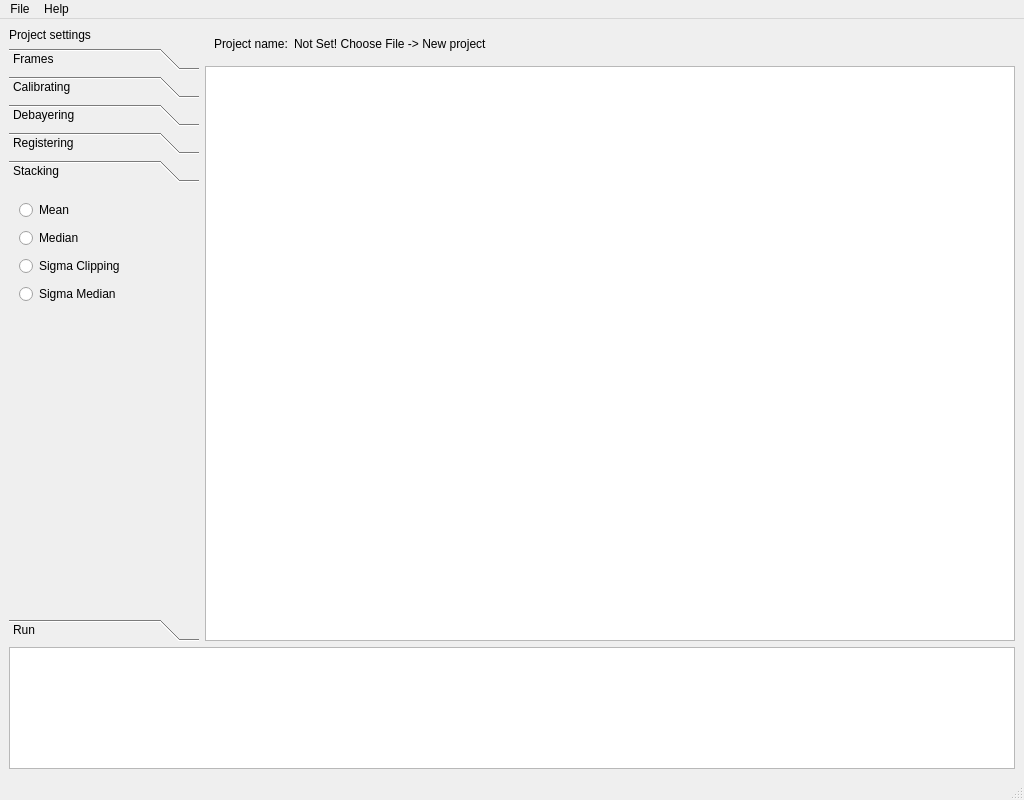
Qt form astrostack/AstroStack.ui (mickolaine/mosstack) before a commit.
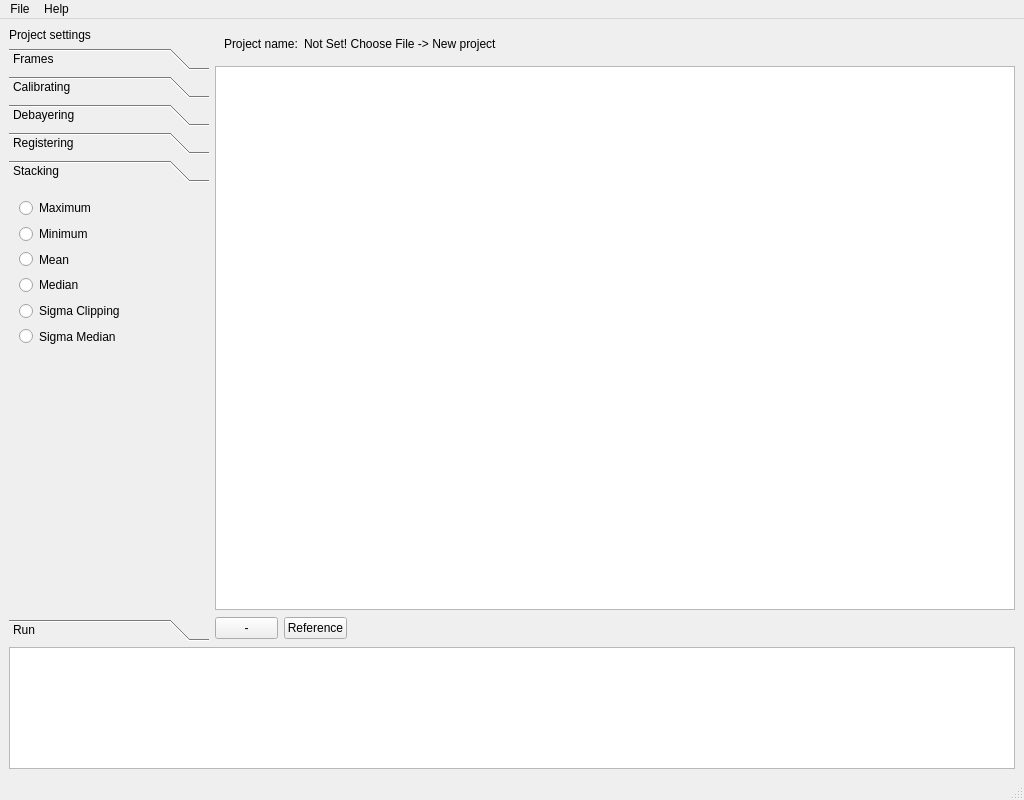
The same form after that commit. The open tabs and pages were chosen to show the change. Icons and pictures are not drawn.

Commit message: Added max and min stacks. some work done on reference image

Patch:
```diff
--- a/astrostack/AstroStack.ui
+++ b/astrostack/AstroStack.ui
@@ -24,13 +24,92 @@
      <verstretch>0</verstretch>
     </sizepolicy>
    </property>
-   <layout class="QGridLayout" name="gridLayout_3" rowstretch="10,2" columnstretch="1,8" rowminimumheight="0,0" columnminimumwidth="190,0">
+   <layout class="QGridLayout" name="gridLayout_3" rowstretch="10,2" columnstretch="0,4" columnminimumwidth="200,0">
     <property name="sizeConstraint">
      <enum>QLayout::SetMaximumSize</enum>
     </property>
     <property name="spacing">
      <number>-1</number>
     </property>
+    <item row="1" column="0" colspan="2">
+     <widget class="QTableView" name="tableView_2"/>
+    </item>
+    <item row="0" column="1">
+     <layout class="QGridLayout" name="gridLayout" rowminimumheight="0,0,25,0">
+      <property name="sizeConstraint">
+       <enum>QLayout::SetMaximumSize</enum>
+      </property>
+      <property name="horizontalSpacing">
+       <number>0</number>
+      </property>
+      <item row="0" column="0">
+       <widget class="QWidget" name="widget" native="true">
+        <layout class="QFormLayout" name="formLayout">
+         <item row="0" column="0">
+          <widget class="QLabel" name="label_7">
+           <property name="text">
+            <string>Project name:</string>
+           </property>
+          </widget>
+         </item>
+         <item row="0" column="1">
+          <widget class="QLabel" name="projectName">
+           <property name="text">
+            <string>Not Set! Choose File -&gt; New project</string>
+           </property>
+          </widget>
+         </item>
+        </layout>
+       </widget>
+      </item>
+      <item row="1" column="0">
+       <widget class="QTableView" name="tableView">
+        <property name="sizePolicy">
+         <sizepolicy hsizetype="Expanding" vsizetype="Expanding">
+          <horstretch>0</horstretch>
+          <verstretch>0</verstretch>
+         </sizepolicy>
+        </property>
+       </widget>
+      </item>
+      <item row="2" column="0">
+       <widget class="QWidget" name="widget_2" native="true">
+        <widget class="QWidget" name="">
+         <property name="geometry">
+          <rect>
+           <x>0</x>
+           <y>0</y>
+           <width>132</width>
+           <height>25</height>
+          </rect>
+         </property>
+         <layout class="QHBoxLayout" name="horizontalLayout">
+          <item>
+           <widget class="QPushButton" name="pushButtonRemoveFrame">
+            <property name="toolTip">
+             <string>Remove the selected frame</string>
+            </property>
+            <property name="text">
+             <string>-</string>
+            </property>
+           </widget>
+          </item>
+          <item>
+           <widget class="QPushButton" name="pushButtonMakeRef">
+            <property name="toolTip">
+             <string>Selected frame will be made the reference frame</string>
+            </property>
+            <property name="text">
+             <string>Reference</string>
+            </property>
+           </widget>
+          </item>
+         </layout>
+        </widget>
+       </widget>
+      </item>
+     </layout>
+    </item>
     <item row="0" column="0">
      <layout class="QGridLayout" name="gridLayout_2">
       <property name="sizeConstraint">
@@ -341,8 +420,8 @@
           <rect>
            <x>0</x>
            <y>0</y>
-           <width>100</width>
-           <height>30</height>
+           <width>188</width>
+           <height>438</height>
           </rect>
          </property>
          <attribute name="label">
@@ -354,10 +433,24 @@
             <x>10</x>
             <y>10</y>
             <width>117</width>
-            <height>111</height>
+            <height>148</height>
            </rect>
           </property>
           <layout class="QVBoxLayout" name="verticalLayoutStack">
+           <item>
+            <widget class="QRadioButton" name="radioButtonMaximum">
+             <property name="text">
+              <string>Maximum</string>
+             </property>
+            </widget>
+           </item>
+           <item>
+            <widget class="QRadioButton" name="radioButtonMinimum">
+             <property name="text">
+              <string>Minimum</string>
+             </property>
+            </widget>
+           </item>
            <item>
             <widget class="QRadioButton" name="radioButtonMean">
              <property name="text">
@@ -478,49 +571,6 @@
       </item>
      </layout>
     </item>
-    <item row="0" column="1">
-     <layout class="QGridLayout" name="gridLayout">
-      <property name="sizeConstraint">
-       <enum>QLayout::SetMaximumSize</enum>
-      </property>
-      <property name="horizontalSpacing">
-       <number>0</number>
-      </property>
-      <item row="0" column="0">
-       <widget class="QWidget" name="widget" native="true">
-        <layout class="QFormLayout" name="formLayout">
-         <item row="0" column="0">
-          <widget class="QLabel" name="label_7">
-           <property name="text">
-            <string>Project name:</string>
-           </property>
-          </widget>
-         </item>
-         <item row="0" column="1">
-          <widget class="QLabel" name="projectName">
-           <property name="text">
-            <string>Not Set! Choose File -&gt; New project</string>
-           </property>
-          </widget>
-         </item>
-        </layout>
-       </widget>
-      </item>
-      <item row="1" column="0">
-       <widget class="QTableView" name="tableView">
-        <property name="sizePolicy">
-         <sizepolicy hsizetype="Expanding" vsizetype="Expanding">
-          <horstretch>0</horstretch>
-          <verstretch>0</verstretch>
-         </sizepolicy>
-        </property>
-       </widget>
-      </item>
-     </layout>
-    </item>
-    <item row="1" column="0" colspan="2">
-     <widget class="QTableView" name="tableView_2"/>
-    </item>
    </layout>
    <zorder></zorder>
    <zorder></zorder>
```
Left out of the diff: 20 changed lines with no effect on the pictures. The commit also changes 14 other files.
